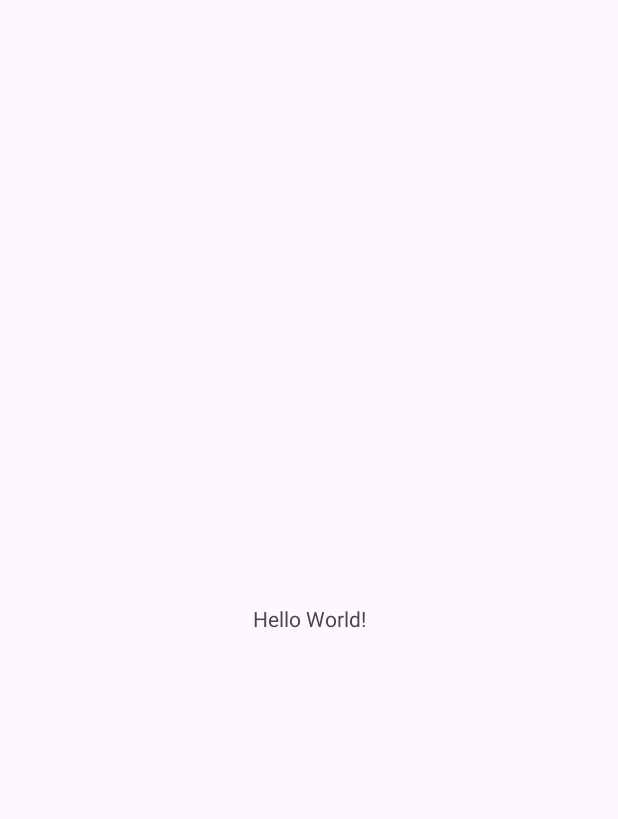
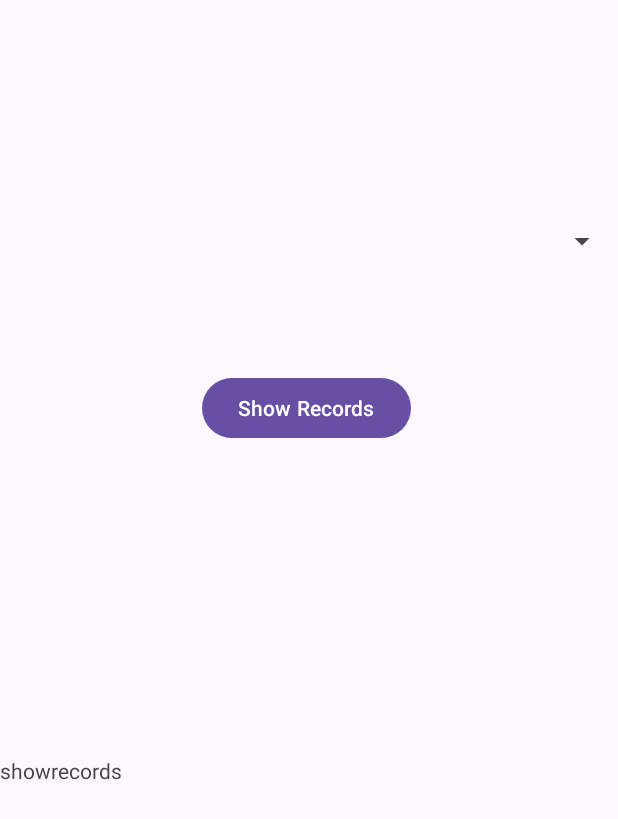
Before and after one commit to Shubhvrat/Show_Tables, an Android app: the screen it shows after launch (MainActivity), on a phone screen of 412 x 824 dp. Before the commit the part shown is almost empty. Shown: the top 819 px of the screen. Run offline under Robolectric (Android 15) with nearby library versions, the phone set to English and light mode, and no system bars.

Commit message:
//changes

```diff
--- /dev/null
+++ b/app/src/main/java/com/example/crud_operations/DatabaseHelper.java
@@ -0,0 +1,95 @@
+package com.example.crud_operations;
+
+import android.content.Context;
+import android.database.Cursor;
+import android.database.sqlite.SQLiteDatabase;
+import android.database.sqlite.SQLiteOpenHelper;
+
+public class DatabaseHelper extends SQLiteOpenHelper {
+    private static final String DB_NAME = "course.db";
+
+    private static final int DB_VERSION = 1;
+    private static final String ADMIN_TABLE = "admin";
+    private static final String ADMIN_DEPT = "dept";
+    private static final String ADMIN_ID = "id";
+    private static final String ADMIN_ADDRESS = "address";
+    private  static  final String TEACHER_TABLE = "teacher";
+    private  static  final String   ID = "id";
+    private  static  final String NAME = "name";
+    private  static  final String Address = "address";
+    private static final String TABLE_NAME = "mycourses";
+
+    private static final String ID_COL = "id";
+
+    private static final String NAME_COL = "name";
+
+    private static final String DURATION_COL = "duration";
+
+    private static final String DESCRIPTION_COL = "description";
+
+    private static final String TRACKS_COL = "tracks";
+
+    // creating a constructor for our database handler.
+    public  DatabaseHelper(Context context) {
+        super(context, DB_NAME, null, DB_VERSION);
+        SQLiteDatabase db = this.getWritableDatabase();
+    }
+
+    // below method is for creating a database by running a sqlite query
+    @Override
+    public void onCreate(SQLiteDatabase db) {
+
+        String query = "CREATE TABLE " + TABLE_NAME + " ("
+                + ID_COL + " INTEGER PRIMARY KEY AUTOINCREMENT, "
+                + NAME_COL + " TEXT,"
+                + DURATION_COL + " TEXT,"
+                + DESCRIPTION_COL + " TEXT,"
+                + TRACKS_COL + " TEXT)";
+
+        String query1 = "CREATE TABLE " +  TEACHER_TABLE + " ("
+                + ID + " INTEGER PRIMARY KEY AUTOINCREMENT, "
+                + NAME + " TEXT,"
+                + Address + " TEXT)";
+
+        String query2 = "CREATE TABLE " +  ADMIN_TABLE + " ("
+                + ADMIN_ID + " INTEGER PRIMARY KEY AUTOINCREMENT, "
+                + ADMIN_DEPT + " TEXT,"
+                + ADMIN_ADDRESS + " TEXT)";
+
+        db.execSQL(query);
+        db.execSQL(query1);
+        db.execSQL(query2);
+        db.execSQL("INSERT INTO " + TABLE_NAME + " (" + NAME_COL + ", " + DURATION_COL + ", " + DESCRIPTION_COL + ", " + TRACKS_COL + ") VALUES ('Shubhvrat', '15-hours', 'MCA', 'NaN')");
+        db.execSQL("INSERT INTO " + TEACHER_TABLE + " (" + NAME + ", " + Address + ") VALUES ('prof. Sudarshan sirsat', 'Vidyavihar' )");
+        db.execSQL("INSERT INTO " + ADMIN_TABLE + " (" + ADMIN_DEPT + ", " + ADMIN_ADDRESS + ") VALUES ('Data science dept', 'Vaashi' )");
+
+    }
+
+    public Cursor ViewData(){
+        SQLiteDatabase sqLiteDatabase = this.getReadableDatabase();
+        Cursor cursor = sqLiteDatabase.rawQuery("select * from " + TABLE_NAME , null);
+
+        return cursor;
+
+    }
+
+    public Cursor teacherData()
+    {
+        SQLiteDatabase sqLiteDatabase = this.getReadableDatabase();
+        Cursor cursor1 = sqLiteDatabase.rawQuery("select * from " + TEACHER_TABLE , null);
+        return cursor1;
+    }
+
+    public Cursor adminData()
+    {
+        SQLiteDatabase sqLiteDatabase = this.getReadableDatabase();
+        Cursor cursor2 = sqLiteDatabase.rawQuery("select * from " + ADMIN_TABLE , null);
+        return  cursor2;
+    }
+
+    @Override
+    public void onUpgrade(SQLiteDatabase db, int oldVersion, int newVersion) {
+        // Add code to handle database upgrades if needed
+
+    }
+}
--- a/app/src/main/java/com/example/crud_operations/MainActivity.java
+++ b/app/src/main/java/com/example/crud_operations/MainActivity.java
@@ -1,6 +1,14 @@
 package com.example.crud_operations;
 
+import static java.security.AccessController.getContext;
+
+import android.database.Cursor;
 import android.os.Bundle;
+import android.view.View;
+import android.widget.ArrayAdapter;
+import android.widget.Button;
+import android.widget.Spinner;
+import android.widget.TextView;
 
 import androidx.activity.EdgeToEdge;
 import androidx.appcompat.app.AppCompatActivity;
@@ -9,16 +17,83 @@ import androidx.core.view.ViewCompat;
 import androidx.core.view.WindowInsetsCompat;
 
 public class MainActivity extends AppCompatActivity {
-
+    Spinner spinner;
+    DatabaseHelper db;
+    Button btn;
+    TextView tx;
+    String[] data = {"" , "Student_Data" , "Teacher_data" , "Admin_Data"};
     @Override
     protected void onCreate(Bundle savedInstanceState) {
         super.onCreate(savedInstanceState);
         EdgeToEdge.enable(this);
         setContentView(R.layout.activity_main);
+
         ViewCompat.setOnApplyWindowInsetsListener(findViewById(R.id.main), (v, insets) -> {
             Insets systemBars = insets.getInsets(WindowInsetsCompat.Type.systemBars());
             v.setPadding(systemBars.left, systemBars.top, systemBars.right, systemBars.bottom);
             return insets;
         });
+        db = new DatabaseHelper(MainActivity.this);
+        spinner = findViewById(R.id.spinner);
+        ArrayAdapter<String> adapter = new ArrayAdapter<String>(MainActivity.this , android.R.layout.simple_spinner_item , data);
+        adapter.setDropDownViewResource(android.R.layout.simple_spinner_dropdown_item);
+        spinner.setAdapter(adapter);
+        btn = findViewById(R.id.showRecords);
+        tx = findViewById(R.id.displayRecords);
+        Cursor cursor = db.ViewData();
+        Cursor cursor1 = db.teacherData();
+        Cursor cursor2 = db.adminData();
+        StringBuilder stringBuilder = new StringBuilder();
+        StringBuilder stringBuilder1 = new StringBuilder();
+        StringBuilder stringBuilder2 = new StringBuilder();
+        btn.setOnClickListener(new View.OnClickListener() {
+            @Override
+            public void onClick(View view) {
+                    String shwData = spinner.getSelectedItem().toString();
+                    if(shwData.equals("Student_Data"))
+                    {
+                        while(cursor.moveToNext())
+                        {
+                            stringBuilder.append("Student_id : " + cursor.getInt(0)
+                                    + "\nStudent Name " + cursor.getString(1)
+                                    + "\nDuration of Admission" + cursor.getString(2)
+                                    + "\nStudent udergrad description : " + cursor.getString(3)
+                                    + "\n" +
+                                    "Job before admission : " + cursor.getString(4)
+                            );
+
+                        }
+                        tx.setText(stringBuilder);
+                    }
+                    else if (shwData.equals("Teacher_data")) {
+                        while(cursor1.moveToNext())
+                        {
+                            stringBuilder1.append("Teacher_id : " + cursor1.getInt(0)
+                                    + "\nTeacher Name " + cursor1.getString(1)
+                                    + "\nAddrress : " + cursor1.getString(2)
+
+                            );
+
+                        }
+                        tx.setText(stringBuilder1);
+                    } else if (shwData.equals("Admin_Data")) {
+                       while(cursor2.moveToNext())
+                       {
+                           stringBuilder2.append("Admin_id : " + cursor2.getInt(0)
+                                   + "\nDepartment of Admin " + cursor2.getString(1)
+                                   + "\nAdmin Addrress : " + cursor2.getString(2)
+
+                           );
+                       }
+                        tx.setText(stringBuilder2);
+
+                    }
+                    else {
+                        String msg = "Please select valid option from dropdown you have selected none";
+                        tx.setText(msg);
+                    }
+            }
+        });
+
     }
 }
--- a/app/src/main/res/layout/activity_main.xml
+++ b/app/src/main/res/layout/activity_main.xml
@@ -1,19 +1,42 @@
 <?xml version="1.0" encoding="utf-8"?>
-<androidx.constraintlayout.widget.ConstraintLayout xmlns:android="http://schemas.android.com/apk/res/android"
+<RelativeLayout xmlns:android="http://schemas.android.com/apk/res/android"
     xmlns:app="http://schemas.android.com/apk/res-auto"
     xmlns:tools="http://schemas.android.com/tools"
     android:id="@+id/main"
     android:layout_width="match_parent"
     android:layout_height="match_parent"
-    tools:context=".MainActivity">
+    tools:context=".MainActivity"
+
+    >
+
+    <Spinner
+        android:id="@+id/spinner"
+        android:layout_width="fill_parent"
+        android:layout_height="wrap_content"
+        android:layout_alignParentBottom="true"
+        android:layout_marginTop="20dp"
+        android:layout_marginBottom="651dp" />
+
+    <Button
+        android:id="@+id/showRecords"
+        android:layout_width="wrap_content"
+        android:layout_height="wrap_content"
+        android:layout_alignParentEnd="true"
+        android:layout_alignParentBottom="true"
+        android:layout_marginEnd="138dp"
+        android:layout_marginBottom="528dp"
+        android:text="Show Records" />
 
     <TextView
-        android:layout_width="wrap_content"
-        android:layout_height="wrap_content"
-        android:text="Hello World!"
-        app:layout_constraintBottom_toBottomOf="parent"
-        app:layout_constraintEnd_toEndOf="parent"
-        app:layout_constraintStart_toStartOf="parent"
-        app:layout_constraintTop_toTopOf="parent" />
+        android:id="@+id/displayRecords"
+        android:layout_width="match_parent"
+        android:layout_height="138dp"
+        android:layout_alignParentStart="true"
+        android:layout_alignParentEnd="true"
+        android:layout_alignParentBottom="true"
+        android:layout_marginStart="0dp"
+        android:layout_marginEnd="0dp"
+        android:layout_marginBottom="182dp"
+        android:text="showrecords" />
 
-</androidx.constraintlayout.widget.ConstraintLayout>
+</RelativeLayout>
```
